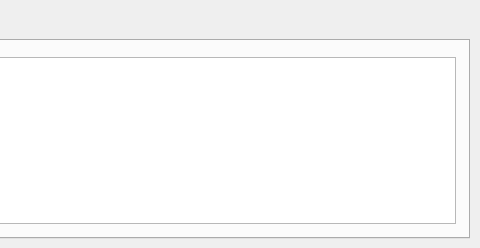
First picture: the form in lib/view/SellerTorrentPluginDialog.ui, repository RdeWilde/JoyStream, before the edit; both pictures show x 389 to 869 and y 0 to 248 of the 869 by 248 pixel window.
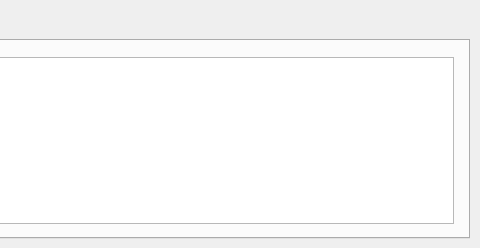
Second picture: the form after the edit.

Commit message: Switched from table to treeview

What changed in the file:
```diff
--- a/lib/view/SellerTorrentPluginDialog.ui
+++ b/lib/view/SellerTorrentPluginDialog.ui
@@ -34,20 +34,15 @@
     <attribute name="title">
      <string>Peers</string>
     </attribute>
-    <widget class="QTableView" name="peerPluginsTableView">
+    <widget class="QTreeView" name="peerPluginsTableView">
      <property name="geometry">
       <rect>
        <x>12</x>
        <y>16</y>
-       <width>821</width>
+       <width>819</width>
        <height>167</height>
       </rect>
      </property>
-     <property name="font">
-      <font>
-       <pointsize>10</pointsize>
-      </font>
-     </property>
     </widget>
    </widget>
    <widget class="QWidget" name="settings">
```
The commit also changes 6 other files.
